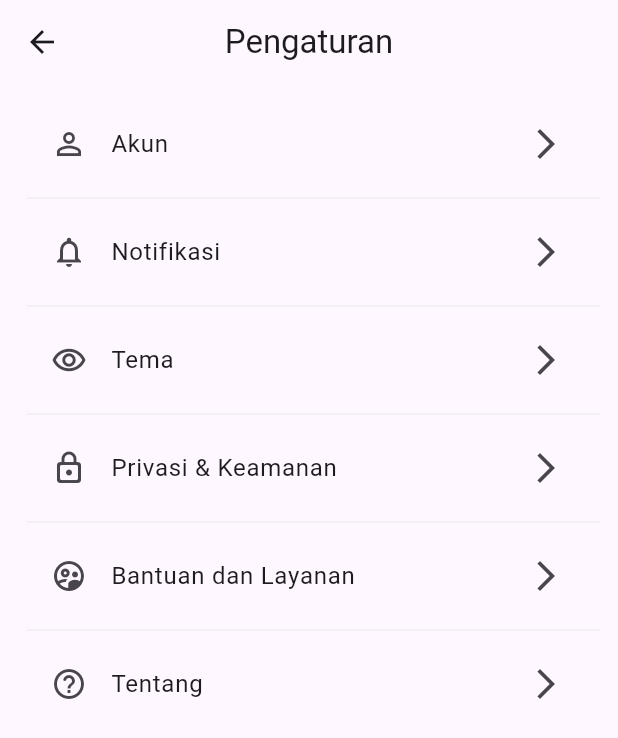
After one commit to indratdev/frontendpos, a Flutter app: the SettingsScreen screen opened by its route, on a phone screen of 412 x 824 dp. The commit adds this screen. Shown: the top 738 px of the screen. Run offline on Flutter 3.47's test engine with Material 3 defaults, Android fonts, the phone set to English and light mode, and no system bars; our stand-ins replace flutter_bloc, persistent_bottom_nav_bar_v2, shared_preferences, sqflite; accounts and stored records are empty.

Commit message:
add: settings screen

```diff
--- a/lib/config/routes.dart
+++ b/lib/config/routes.dart
@@ -7,6 +7,7 @@ import 'package:frontendpos/presentation/screens/auth_screen/send_forgot_passwor
 import 'package:frontendpos/presentation/screens/home_screen/home_screen.dart';
 import 'package:frontendpos/presentation/screens/home_screen/menu_screen.dart';
 import 'package:frontendpos/presentation/screens/master_screen/master_screen.dart';
+import 'package:frontendpos/presentation/screens/settings_screen/settings_screen.dart';
 import 'package:frontendpos/presentation/screens/splash_screen/splash_screen.dart';
 // import 'package:kita_muslim/presentation/screens/article_screen/article_screen.dart';
 // import 'package:kita_muslim/presentation/screens/calculator_screen/calculator_screen.dart';
@@ -35,6 +36,7 @@ class Routes {
   static const String home = "/home";
   static const String menus = "/menus";
   static const String master = "/home/master";
+  static const String settings = "/settings";
 
   Map<String, WidgetBuilder> getRoutes = {
     splash: (_) => const SplashScreen(),
@@ -46,5 +48,6 @@ class Routes {
     home: (_) => HomeScreen(),
     menus: (_) => MenuScreen(),
     master: (_) => MasterScreen(),
+    settings: (_) => SettingsScreen(),
   };
 }
--- a/lib/presentation/screens/home_screen/home_screen.dart
+++ b/lib/presentation/screens/home_screen/home_screen.dart
@@ -1,5 +1,6 @@
 import 'package:flutter/material.dart';
 import 'package:frontendpos/presentation/screens/home_screen/menu_screen.dart';
+import 'package:frontendpos/presentation/screens/settings_screen/settings_screen.dart';
 import 'package:frontendpos/presentation/screens/splash_screen/splash_screen.dart';
 import 'package:frontendpos/shared/utils/app_colors.dart';
 import 'package:persistent_bottom_nav_bar_v2/persistent_bottom_nav_bar_v2.dart';
@@ -43,7 +44,7 @@ class _HomeScreenState extends State<HomeScreen> {
             ),
           ),
           PersistentTabConfig(
-            screen: SplashScreen(),
+            screen: SettingsScreen(),
             item: ItemConfig(
               activeForegroundColor: context.cream,
               icon: Icon(Icons.settings),
--- a/lib/presentation/screens/home_screen/menu_screen.dart
+++ b/lib/presentation/screens/home_screen/menu_screen.dart
@@ -1,6 +1,5 @@
 import 'package:flutter/material.dart';
 import 'package:frontendpos/config/routes.dart';
-import 'package:frontendpos/shared/utils/app_colors.dart';
 import 'package:frontendpos/shared/utils/app_textSizes.dart';
 import 'package:frontendpos/shared/utils/constants.dart';
 
--- /dev/null
+++ b/lib/presentation/screens/settings_screen/settings_screen.dart
@@ -0,0 +1,89 @@
+import 'package:flutter/material.dart';
+
+class SettingsScreen extends StatelessWidget {
+  const SettingsScreen({super.key});
+
+  @override
+  Widget build(BuildContext context) {
+    List<MenuListTileWidget> menuSettings = [
+      MenuListTileWidget(
+        iconName: Icons.person_outline_sharp,
+        title: "Akun",
+        routes: "",
+      ),
+      MenuListTileWidget(
+        iconName: Icons.notifications_none,
+        title: "Notifikasi",
+        routes: "",
+      ),
+      MenuListTileWidget(
+        iconName: Icons.remove_red_eye_outlined,
+        title: "Tema",
+        routes: "",
+      ),
+       MenuListTileWidget(
+        iconName: Icons.lock_outline_rounded,
+        title: "Privasi & Keamanan",
+        routes: "",
+      ),
+        MenuListTileWidget(
+        iconName: Icons.supervised_user_circle_outlined,
+        title: "Bantuan dan Layanan",
+        routes: "",
+      ),
+        MenuListTileWidget(
+        iconName: Icons.help_outline_rounded,
+        title: "Tentang",
+        routes: "",
+      ),
+    ];
+
+    return Scaffold(
+      appBar: AppBar(
+        title: Text("Pengaturan"),
+        centerTitle: true,
+      ),
+      body: Padding(
+        padding: const EdgeInsets.fromLTRB(18, 12, 12, 12),
+        child: ListView.separated(
+          separatorBuilder: (context, index) => Divider(
+            color: Colors.grey.shade300,
+            thickness: 0.5,
+          ),
+          itemCount: menuSettings.length,
+          itemBuilder: (context, index) {
+            MenuListTileWidget data = menuSettings[index];
+            return MenuListTileWidget(
+              iconName: data.iconName,
+              title: data.title,
+              routes: data.routes,
+            );
+          },
+        ),
+      ),
+    );
+  }
+}
+
+class MenuListTileWidget extends StatelessWidget {
+  final IconData iconName;
+  final String title;
+  final String routes;
+
+  const MenuListTileWidget({
+    super.key,
+    required this.iconName,
+    required this.title,
+    required this.routes,
+  });
+
+  @override
+  Widget build(BuildContext context) {
+    return ListTile(
+      onTap: () => Navigator.pushNamed(context, routes),
+      leading: Icon(iconName),
+      title: Text(title),
+      trailing: Icon(Icons.arrow_forward_ios_outlined),
+    );
+  }
+}
```
Also changed, not shown: assets/images/logo.png (added), 126 other files.
